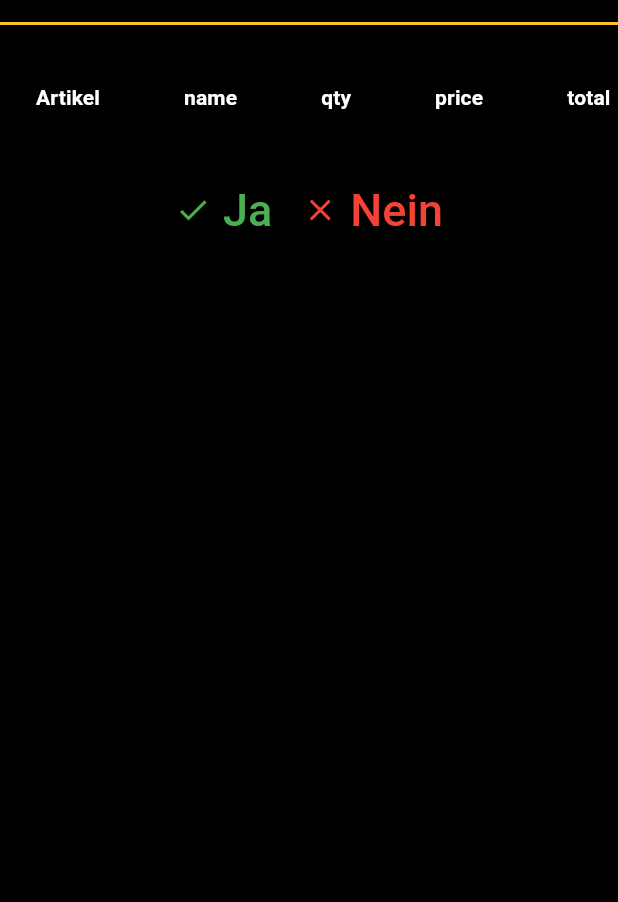
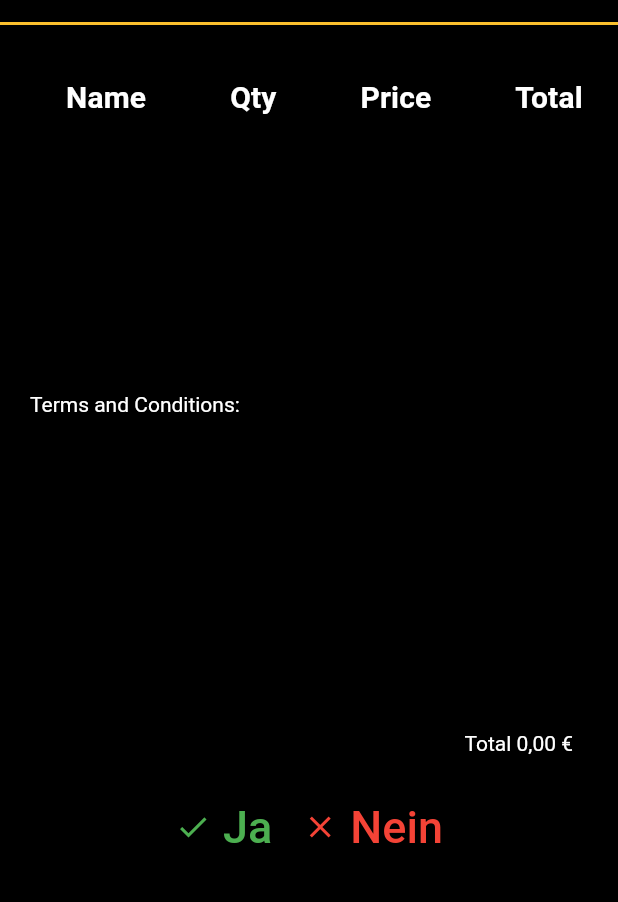
Before and after one commit to Nikolan95/chatAppFlutter, a Flutter app: the OfferItemScreen screen opened directly with empty values, after a tap on "Ja", on a phone screen of 412 x 824 dp, the part 158-1060 px from its top. Run offline on Flutter 3.47's test engine with Material 2 defaults, Android fonts, the phone set to English and light mode, and no system bars; our stand-ins replace bubble_bottom_bar, firebase_core, firebase_messaging, flutter_chat_bubble, flutter_local_notifications, get_it and 4 more; missing offline and left inert: dart:ffi; accounts and stored records are empty; network calls fail.

Commit message:
offer view, and offer accept nad terms and conditions

```diff
--- a/lib/models/message_model.dart
+++ b/lib/models/message_model.dart
@@ -1,4 +1,5 @@
-import 'dart:ui';
+import 'package:chat_app/models/terms_and_conditions_model.dart';
+
 import 'offeritem_model.dart';
 
 class MessageModel   {
@@ -7,21 +8,25 @@ class MessageModel   {
   int read;
   int userId;
   int conversationId;
+  String acceptOffer;
   String createdAt;
   String updatedAt;
   String image;
   List<OfferItemModel> offerItems;
+  List<TermsAndConditionsModel> termsAndConditions;
 
   MessageModel  ({
     this.id,
     this.body,
     this.read,
     this.userId,
+    this.acceptOffer,
     this.conversationId,
     this.createdAt,
     this.updatedAt,
     this.image,
-    this.offerItems
+    this.offerItems,
+    this.termsAndConditions
   });
 
   MessageModel  .fromJson(Map<String, dynamic> json) {
@@ -29,6 +34,7 @@ class MessageModel   {
     body = json['body'];
     read = json['read'] == 'false' ? 0 : 1;
     userId = json['user_id'];
+    acceptOffer = json['accept_offer'];
     conversationId = json['conversation_id'];
     createdAt = json['created_at'];
     updatedAt = json['updated_at'];
@@ -40,6 +46,13 @@ class MessageModel   {
         offerItems.add(new OfferItemModel.fromJson(v));
       });
     }
+    if (json['termsandconditions'] != null) {
+      termsAndConditions = new List<TermsAndConditionsModel>();
+      //List<MessageModel> messages = [];
+      json['termsandconditions'].forEach((v) {
+        termsAndConditions.add(new TermsAndConditionsModel.fromJson(v));
+      });
+    }
   }
 
   Map<String, dynamic> toJson() {
@@ -48,6 +61,7 @@ class MessageModel   {
     data['body'] = this.body;
     data['read'] = this.read;
     data['user_id'] = this.userId;
+    data['accept_offer'] = this.acceptOffer;
     data['conversation_id'] = this.conversationId;
     data['created_at'] = this.createdAt;
     data['updated_at'] = this.updatedAt;
--- /dev/null
+++ b/lib/models/terms_and_conditions_model.dart
@@ -0,0 +1,32 @@
+class TermsAndConditionsModel {
+  int id;
+  int messageId;
+  String body;
+  String createdAt;
+  String updatedAt;
+
+  TermsAndConditionsModel(
+      {this.id,
+      this.messageId,
+      this.body,
+      this.createdAt,
+      this.updatedAt});
+
+  TermsAndConditionsModel.fromJson(Map<String, dynamic> json) {
+    id = json['id'];
+    messageId = json['message_id'];
+    body = json['body'];
+    createdAt = json['created_at'];
+    updatedAt = json['updated_at'];
+  }
+
+  Map<String, dynamic> toJson() {
+    final Map<String, dynamic> data = new Map<String, dynamic>();
+    data['id'] = this.id;
+    data['message_id'] = this.messageId;
+    data['body'] = this.body;
+    data['created_at'] = this.createdAt;
+    data['updated_at'] = this.updatedAt;
+    return data;
+  }
+}
--- a/lib/providers/conversation_provider.dart
+++ b/lib/providers/conversation_provider.dart
@@ -39,6 +39,22 @@ class ConversationProvider extends BaseProvider{
       );
     }
       setBusy(false);
+  }
+
+  Future<void> updateMessage(int id, String offer) async {
+    setBusy(true);
+    var response = await _conversationService.updateMessage(id, offer);
+    print(response.body);
+    if(response.statusCode == 200){
+      var response = await _conversationService.getLastConversation();
+        var data = jsonDecode(response.body);
+
+        print(response.body);
+        notifyListeners();
+        setBusy(false);
+      return _conversations;
+      }
+
   }
 
   addMessageToConversation(int conversationId, MessageModel message){
--- a/lib/services/conversation_service.dart
+++ b/lib/services/conversation_service.dart
@@ -3,6 +3,8 @@
 import 'package:chat_app/models/message_model.dart';
 import 'package:chat_app/services/base_api.dart';
 import 'package:http/http.dart' as http;
+ import 'dart:convert';
+
 
 class ConversationService  extends BaseApi{
   Future<http.Response> getConversations() async {
@@ -25,4 +27,12 @@ class ConversationService  extends BaseApi{
       }
     );
   }
+  Future<http.Response> updateMessage(int id, String offer) async {
+    return await api.httpPost('messages/update', {
+      'id':json.encode(id),
+      'accept_offer':offer,
+      '_method':'PUT'
+      }
+    );
+  }
 }
--- a/lib/ui/screens/offers/offer_view.dart
+++ b/lib/ui/screens/offers/offer_view.dart
@@ -1,12 +1,17 @@
 import 'package:chat_app/models/message_model.dart';
 import 'package:chat_app/models/offeritem_model.dart';
+import 'package:chat_app/providers/conversation_provider.dart';
 import 'package:chat_app/ui/size_config.dart';
 import 'package:flutter/material.dart';
+import 'package:intl/intl.dart';
+import 'package:provider/provider.dart';
 
+import '../main_screen.dart';
 
 class OfferItemScreen extends StatelessWidget {
   @override
   Widget build(BuildContext context) {
+    String bullet = "\u2022 ";
     final ButtonStyle raisedButtonStyle = ElevatedButton.styleFrom(
       onPrimary: Colors.white,
       primary: Colors.yellow[700],
@@ -18,28 +23,33 @@ class OfferItemScreen extends StatelessWidget {
     );
   final MessageModel message = ModalRoute.of(context).settings.arguments;
   final List <OfferItemModel> offerItems = message.offerItems;
+  var sum = 0;
+  offerItems.forEach((element) { sum += element.total;});
    List<DataColumn> getColumns(List<String> columns) => columns
     .map((String column) => DataColumn(
-      label: Text(column, style: TextStyle(fontWeight: FontWeight.bold),),
+      label: Text(column, style: TextStyle(fontWeight: FontWeight.bold, fontSize: 20),),
     ))
     .toList();
     List<DataCell>getCells(List<dynamic> cells) =>
     cells.map((data) => DataCell(Text('$data'))).toList();
   List<DataRow> getRows(List<OfferItemModel> offerItems) => offerItems.map((OfferItemModel offerItem) {
     final cells = [
-      offerItem.articleNumber,
       offerItem.name,
       offerItem.amount,
-      offerItem.price,
-      offerItem.total
+      NumberFormat.simpleCurrency(locale: 'eu').format(offerItem.price),
+      NumberFormat.simpleCurrency(locale: 'eu').format(offerItem.total)
     ];
     return DataRow(cells: getCells(cells));
   }).toList();
   Widget buildDataTable(){
-    final columns = ['Artikel', 'name', 'qty', 'price', 'total'];
+    final columns = ['Name', 'Qty', 'Price', 'Total'];
 
-    return SingleChildScrollView(
+    return Container(
+      height: 225,
+      padding: EdgeInsets.only(right: 20, left: 20),
+      child: SingleChildScrollView(
            scrollDirection: Axis.vertical,
+
              child: SingleChildScrollView(
                scrollDirection: Axis.horizontal,
                child: DataTable(
@@ -49,6 +59,31 @@ class OfferItemScreen extends StatelessWidget {
                   rows: getRows(message.offerItems)
                ),
              ),
+      ),
+    );
+  }
+  void accept() async {
+    final id = message.id;
+    final offer = 'accept';
+
+    await Provider.of<ConversationProvider>(context, listen: false)
+      .updateMessage(id, offer);
+
+    Navigator.push(
+      context,
+      MaterialPageRoute(builder: (context) => MainScreen()),
+    );
+  }
+  void decline() async {
+    final id = message.id;
+    final offer = 'decline';
+
+    await Provider.of<ConversationProvider>(context, listen: false)
+      .updateMessage(id, offer);
+
+    Navigator.push(
+      context,
+      MaterialPageRoute(builder: (context) => MainScreen()),
     );
   }
     SizeConfig().init(context);
@@ -56,7 +91,7 @@ class OfferItemScreen extends StatelessWidget {
       backgroundColor: Colors.black,
       body: SingleChildScrollView(
         child: Column(
-          //mainAxisAlignment: MainAxisAlignment.spaceAround,
+          //mainAxisAlignment: MainAxisAlignment.center,
           //crossAxisAlignment: CrossAxisAlignment.stretch,
           children: <Widget>[
             Container(
@@ -74,8 +109,46 @@ class OfferItemScreen extends StatelessWidget {
             ),
             buildDataTable(),
             SizedBox(),
+            Container(
+              alignment: Alignment.topLeft,
+              padding: EdgeInsets.only(left: 20),
+              child:Text(
+                'Terms and Conditions:'
+              ),
+            ),
+            Container(
+              height: 200,
+              alignment: Alignment.topLeft,
+              padding: EdgeInsets.only(left: 30),
+              child:
+                  // Text(
+                  //    //message.termsAndConditions.first.body.toString()
+                  //   'Terms and Conditions:'
+                  // ),
+                  ListView.builder(
+                    itemBuilder: (term, index){
+                      return SizedBox(
+                        child: Text(
+                          bullet + message.termsAndConditions[index].body.toString()
+                        ),
+                      );
+                    },
+                    itemCount: message.termsAndConditions.length,
+                  ),
+               // ],
+             // ),
+            ),
+            Container(
+              alignment: Alignment.topRight,
+              padding: EdgeInsets.only(top: 10, right: 30),
+              child: Text(
+               'Total ' + NumberFormat.simpleCurrency(locale: 'eu').format(sum),
+              ),
+            ),
             Row(
               mainAxisAlignment: MainAxisAlignment.center,
+              //crossAxisAlignment: CrossAxisAlignment.center,
+
               children: <Widget>[
                 TextButton.icon(
                  icon: new Icon(Icons.check),
@@ -84,9 +157,7 @@ class OfferItemScreen extends StatelessWidget {
                    padding: EdgeInsets.only(top:30, right:20),
                  ),
                  label: Text('Ja', style: TextStyle(fontSize: 30),),
-                onPressed: () {
-                  print('da');
-                },
+                onPressed: accept,
                 ),
               TextButton.icon(
                  icon: new Icon(Icons.close),
@@ -95,9 +166,7 @@ class OfferItemScreen extends StatelessWidget {
                    padding: EdgeInsets.only(top:30),
                  ),
                  label: Text('Nein', style: TextStyle(fontSize: 30),),
-                onPressed: () {
-                  print('ne');
-                },
+                onPressed: decline,
                 ),
               ],
             )
--- a/pubspec.yaml
+++ b/pubspec.yaml
@@ -33,6 +33,7 @@ dependencies:
   firebase_messaging: ^10.0.3
   firebase_core: ^1.3.0
   flutter_local_notifications: ^6.0.0
+  intl: ^0.17.0
 
 dev_dependencies:
   flutter_test:
```
Also changed, not shown: lib/ui/widgets/cards/firend_message_card.dart (+14 -1 lines). Lines whose indentation alone changed are shown as unchanged.
